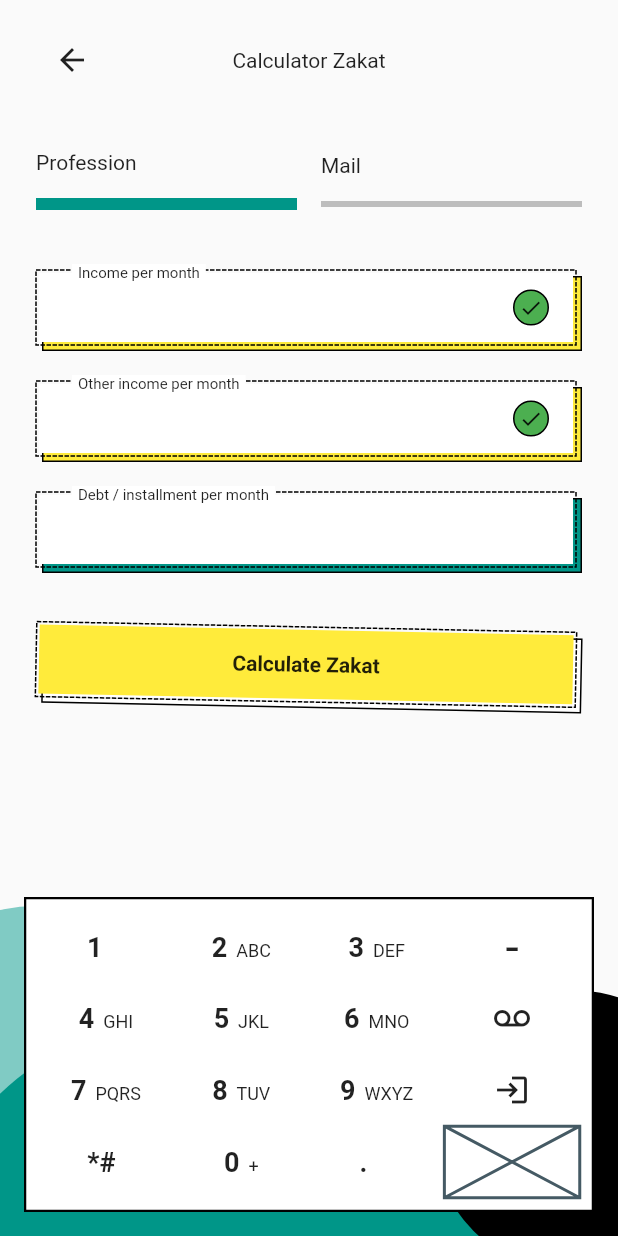
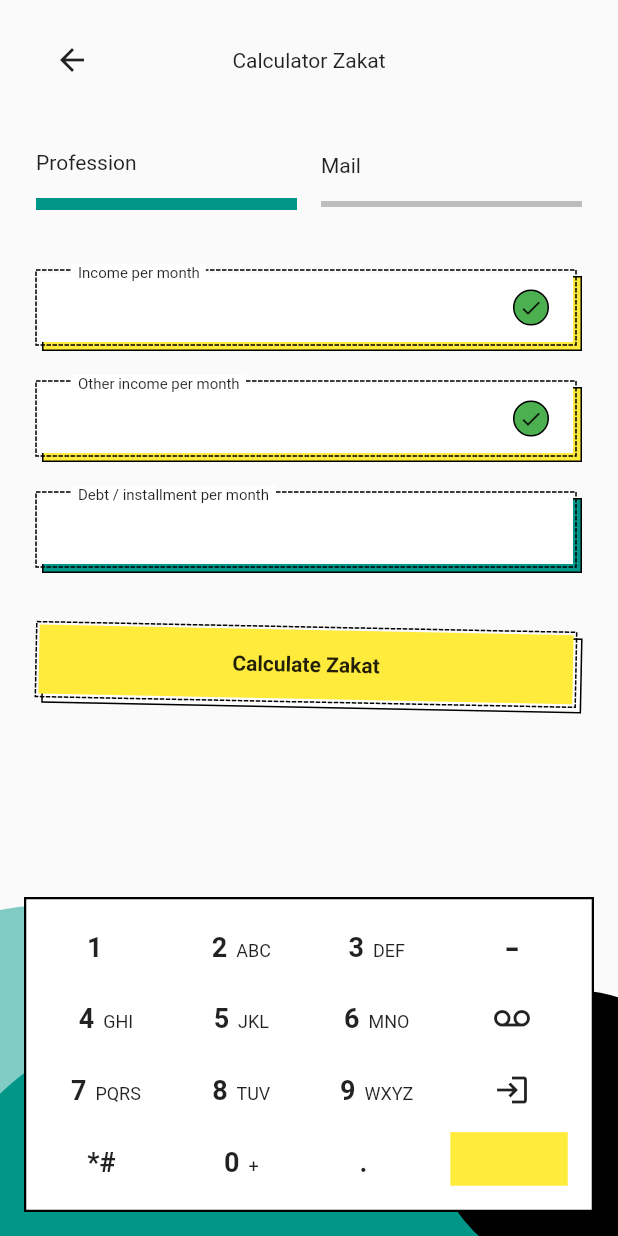
Before and after one commit to JAICHANGPARK/flutter_notebook_18th_story, a Flutter app: the screen it shows after launch, on a phone screen of 412 x 824 dp. Run offline on Flutter 3.47's test engine with Material 2 defaults, Android fonts, the phone set to English and light mode, and no system bars; drawn by our look-alikes of dotted_border; our stand-ins replace cached_network_image, flutter_lorem, flutter_riverpod, flutter_svg, freezed_annotation, go_router and 3 more.

Commit message:
Update fund_keyboard_widget.dart

```diff
--- a/lib/ep1085_funding_app/src/ui/widgets/fund_keyboard_widget.dart
+++ b/lib/ep1085_funding_app/src/ui/widgets/fund_keyboard_widget.dart
@@ -254,7 +254,7 @@ class _FundKeyboardWidgetState extends State<FundKeyboardWidget> {
         ),
         Expanded(
           child: Row(
-            children: const [
+            children: [
               Expanded(
                 child: Center(
                   child: Text.rich(
@@ -318,8 +318,22 @@ class _FundKeyboardWidgetState extends State<FundKeyboardWidget> {
                   ),
                 ),
               ),
-
-              Expanded(child: Placeholder()),
+              Expanded(
+                  child: Stack(
+                children: [
+                  Positioned(
+                    left: 4,
+                    top: 4,
+                    right: 8,
+                    bottom: 8,
+                    child: Container(
+                      decoration: BoxDecoration(
+                        color: Colors.yellow,
+                      ),
+                    ),
+                  )
+                ],
+              )),
             ],
           ),
         ),
```
